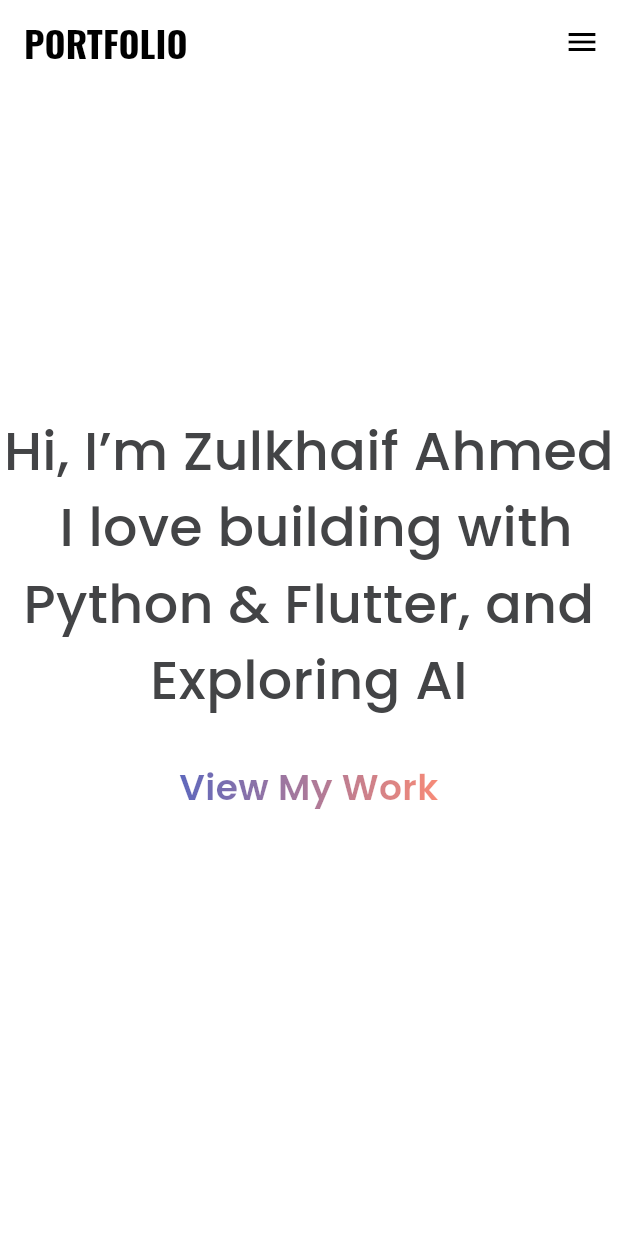
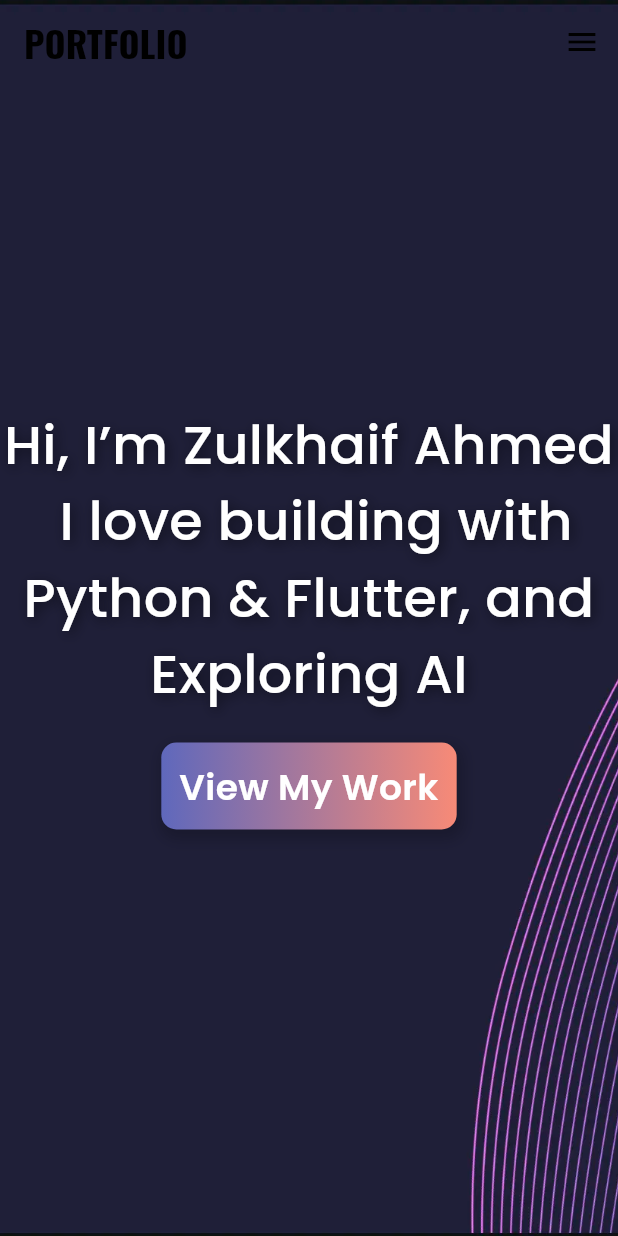
Before and after one commit to zulkaif121/Flutter_web_Portfolio, a Flutter app: the screen it shows after launch, on a phone screen of 412 x 824 dp. Run offline on Flutter 3.47's test engine with Material 3 defaults, Android fonts, the phone set to English and light mode, and no system bars; our stand-ins replace flutter_staggered_animations, glass_kit, google_fonts, transparent_image.

Commit message:
Changed few things

```diff
--- a/lib/pages/home_page.dart
+++ b/lib/pages/home_page.dart
@@ -1,8 +1,8 @@
+import 'dart:ui';
 import 'package:flutter/material.dart';
 import 'package:google_fonts/google_fonts.dart';
 import 'package:zulkhaifahmed/widgets/nav_drawer.dart';
 import '../widgets/custom_app_bar.dart';
-import '../widgets/gradient_text.dart';
 
 class HomePage extends StatelessWidget {
   const HomePage({super.key});
@@ -13,53 +13,81 @@ class HomePage extends StatelessWidget {
       extendBodyBehindAppBar: true,
       appBar: const CustomAppBar(currentPage: '/'),
       endDrawer: const NavDrawer(),
-      body: Center(
+      body: Stack(
+        children: [
+          // Background Image
+          Image.asset(
+            'assets/images/background.webp',
+            fit: BoxFit.cover,
+            width: double.infinity,
+            height: double.infinity,
+          ),
+          // Frosted Glass Overlay
+
+          // Content
+          Center(
             child: Column(
               mainAxisAlignment: MainAxisAlignment.center,
               children: [
                 Text(
-              'Hi, I’m Zulkhaif Ahmed \n I love building with Python & Flutter, and Exploring AI',
+                  """Hi, I’m Zulkhaif Ahmed
+ I love building with Python & Flutter, and Exploring AI""",
                   textAlign: TextAlign.center,
                   style: GoogleFonts.poppins(
-
                     fontSize: 36,
                     fontWeight: FontWeight.w500,
-                color: Color(0xFF434446),
+                    color: Colors.white,
+                    shadows: [
+                      Shadow(
+                        blurRadius: 10.0,
+                        color: Colors.black.withOpacity(0.5),
+                        offset: const Offset(2.0, 2.0),
+                      ),
+                    ],
                   ),
                 ),
-            // Normal Text (no gradient)
-
                 const SizedBox(height: 20),
-
-// Gradient Text using your GradientText widget
                 InkWell(
                   borderRadius: BorderRadius.circular(10),
                   onTap: () {
                     Navigator.pushNamed(context, "/projects");
                   },
-              child: Padding(
-                padding: const EdgeInsets.all(8.0),
-                child: GradientText(
-                  'View My Work',
-                  gradient: LinearGradient(
+                  child: Container(
+                    decoration: BoxDecoration(
+                      borderRadius: BorderRadius.circular(10),
+                      gradient: const LinearGradient(
                         colors: [
                           Color(0xFF5F68BC), // purple/blue start
                           Color(0xFFF78A77), // red/pink end
                         ],
                       ),
-                  alignment: TextAlign.center,
+                      boxShadow: [
+                        BoxShadow(
+                          color: Colors.black.withOpacity(0.2),
+                          spreadRadius: 2,
+                          blurRadius: 8,
+                          offset: const Offset(2, 4),
+                        ),
+                      ],
+                    ),
+                    child: Padding(
+                      padding: const EdgeInsets.all(12.0),
+                      child: Text(
+                        'View My Work',
+                        textAlign: TextAlign.center,
                         style: GoogleFonts.poppins(
-                    fontSize:24,
+                          fontSize: 24,
                           fontWeight: FontWeight.w600,
+                          color: Colors.white,
                         ),
                       ),
                     ),
                   ),
-
-
-
+                ),
               ],
             ),
+          ),
+        ],
       ),
     );
   }
--- a/pubspec.yaml
+++ b/pubspec.yaml
@@ -39,6 +39,8 @@ dependencies:
   google_fonts: ^6.3.0
   http: ^1.4.0
   transparent_image: ^2.0.1
+  animated_gradient: ^0.0.3
+  flutter_staggered_animations: ^1.1.1
 
 dev_dependencies:
   flutter_test:
```
Also changed, not shown: lib/main.dart (+16 -12 lines), lib/pages/contact_page.dart (+62 -26 lines), lib/pages/projects_page.dart (+14 -2 lines), lib/widgets/custom_app_bar.dart (+7 -4 lines), lib/widgets/project_card.dart (+53 -20 lines), pubspec.lock. Lines whose indentation alone changed are shown as unchanged.
